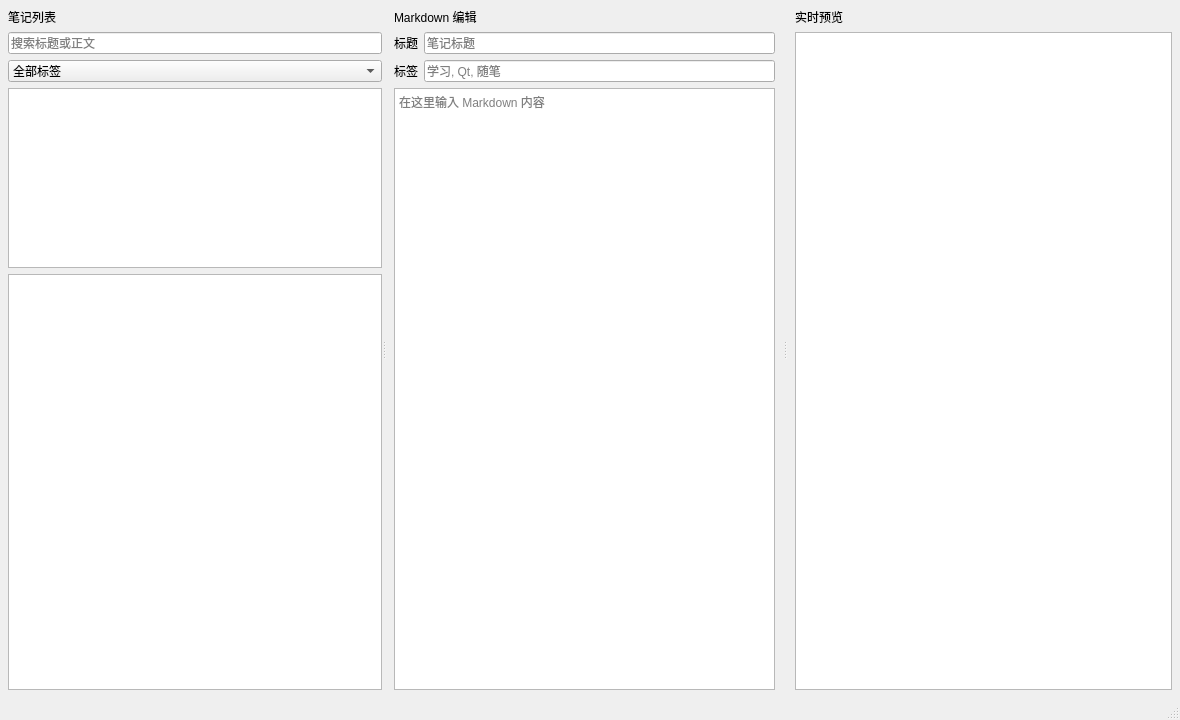
RetiredGuitar64/markdown_helper, file mainwindow.ui: the form before one commit.
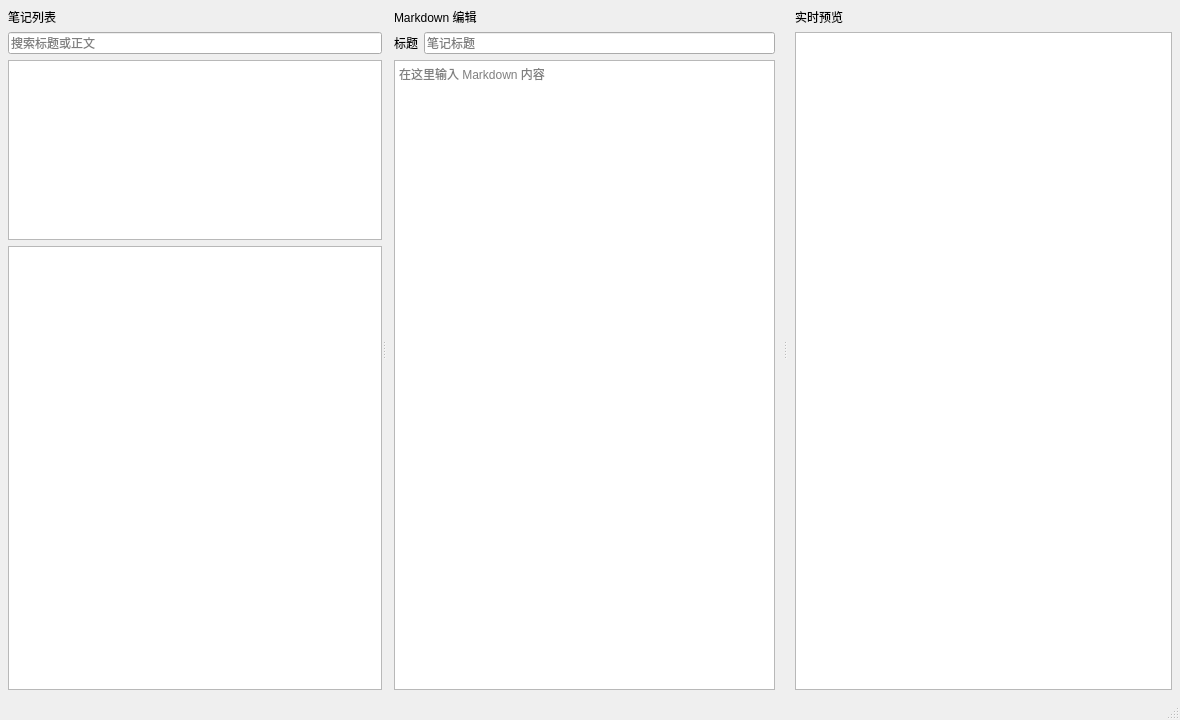
The form after the commit.

Commit message: 先把标签和重复界面状态精简掉

Patch:
```diff
--- a/mainwindow.ui
+++ b/mainwindow.ui
@@ -45,12 +45,6 @@
           <property name="clearButtonEnabled"><bool>true</bool></property>
          </widget>
         </item>
-        <item>
-         <widget class="QComboBox" name="tagFilterCombo">
-          <property name="toolTip"><string>按标签筛选笔记树</string></property>
-          <item><property name="text"><string>全部标签</string></property></item>
-         </widget>
-        </item>
         <item>
          <widget class="QListView" name="searchResultView">
           <property name="maximumSize">
@@ -96,16 +90,6 @@
             <property name="placeholderText"><string>笔记标题</string></property>
            </widget>
           </item>
-          <item row="1" column="0">
-           <widget class="QLabel" name="tagLabel">
-            <property name="text"><string>标签</string></property>
-           </widget>
-          </item>
-          <item row="1" column="1">
-           <widget class="QLineEdit" name="tagEdit">
-            <property name="placeholderText"><string>学习, Qt, 随笔</string></property>
-           </widget>
-          </item>
          </layout>
         </item>
         <item>
```
The commit also changes 4 other files.
